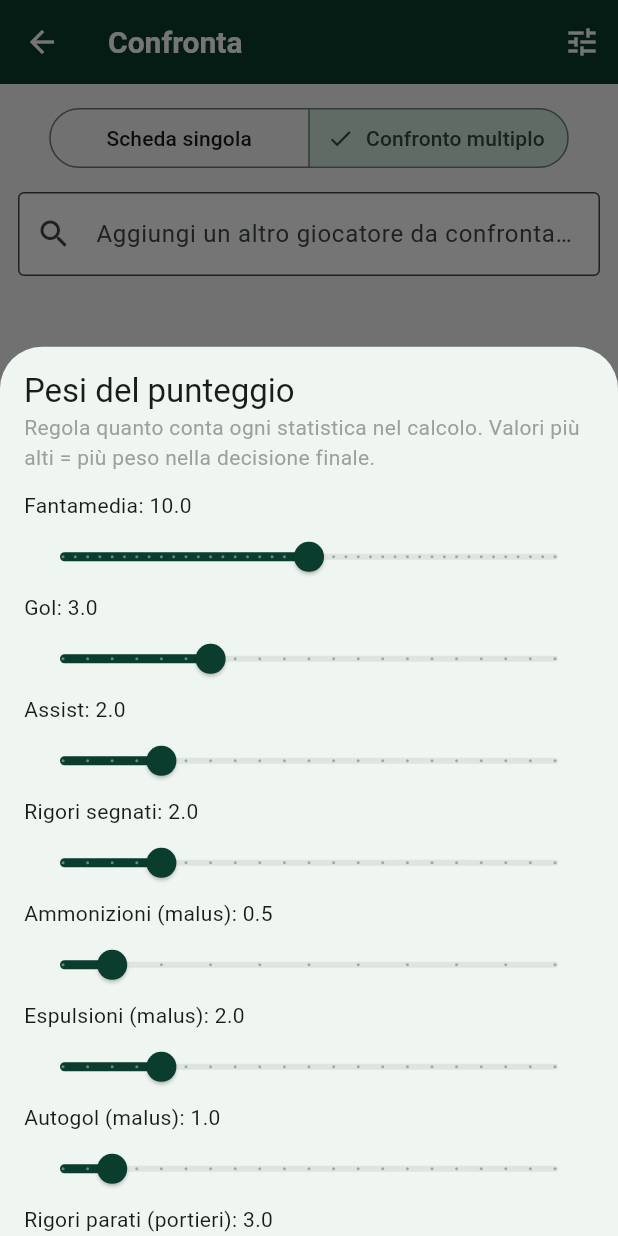
After one commit to Barbarill/Help-Fantasta, a Flutter app: the ConfrontaScreen screen opened directly, after a tap on "Confronto multiplo", after a tap on the "tune" icon, on a phone screen of 412 x 824 dp. The commit adds this screen. Run offline on Flutter 3.47's test engine with Material 3 defaults, Android fonts, the phone set to English and light mode, and no system bars; our stand-ins replace file_picker, shared_preferences; missing offline and left inert: excel; accounts and stored records are empty.

Commit message:
Aggiunge Comparatore: scheda dettaglio giocatore e confronto multiplo con punteggio pesato

```diff
--- a/lib/main.dart
+++ b/lib/main.dart
@@ -8,6 +8,8 @@ import 'screens/sfoglia_screen.dart';
 import 'screens/papabili_screen.dart';
 import 'screens/asta_screen.dart';
 import 'theme/app_theme.dart';
+import 'providers/pesi_provider.dart';
+import 'screens/confronta_screen.dart';
 
 void main() {
   runApp(const HelpFantastaApp());
@@ -29,6 +31,8 @@ class HelpFantastaApp extends StatelessWidget {
         ChangeNotifierProvider(
           create: (_) => AstaProvider()..carica(),
         ),
+        ChangeNotifierProvider(
+          create: (_) => PesiProvider()),
       ],
       child: MaterialApp(
         title: 'Help Fantasta',
@@ -54,6 +58,7 @@ class _HomeNavigationState extends State<HomeNavigation> {
     SfogliaScreen(),
     PapabiliScreen(),
     AstaScreen(),
+    ConfrontaScreen(),
   ];
 
   @override
@@ -68,6 +73,7 @@ class _HomeNavigationState extends State<HomeNavigation> {
           NavigationDestination(icon: Icon(Icons.search), label: 'Sfoglia'),
           NavigationDestination(icon: Icon(Icons.star), label: 'Papabili'),
           NavigationDestination(icon: Icon(Icons.gavel), label: 'Asta'),
+          NavigationDestination(icon: Icon(Icons.compare_arrows), label: 'Confronta'),
         ],
       ),
     );
--- a/lib/models/giocatore.dart
+++ b/lib/models/giocatore.dart
@@ -48,6 +48,7 @@ class Giocatore {
   final String nome;
   final String squadra;
   final Ruolo ruolo;
+  final String? ruoloMantra; // es. "C(M,C)", "A(Pc)" - info tattica, solo informativa
 
   // Dal listone quotazioni (in arrivo quando disponibile in Excel)
   final double? quotazione;
@@ -88,6 +89,7 @@ class Giocatore {
     this.ammonizioni,
     this.espulsioni,
     this.autogol,
+    this.ruoloMantra,
   });
 
   /// true se abbiamo dati storici sufficienti per confronti statistici
@@ -125,6 +127,7 @@ class Giocatore {
     int? ammonizioni,
     int? espulsioni,
     int? autogol,
+    String? ruoloMantra,
   }) {
     return Giocatore(
       id: id,
@@ -146,6 +149,7 @@ class Giocatore {
       ammonizioni: ammonizioni ?? this.ammonizioni,
       espulsioni: espulsioni ?? this.espulsioni,
       autogol: autogol ?? this.autogol,
+      ruoloMantra: ruoloMantra ?? this.ruoloMantra,
     );
   }
 
@@ -169,6 +173,7 @@ class Giocatore {
         'ammonizioni': ammonizioni,
         'espulsioni': espulsioni,
         'autogol': autogol,
+        'ruoloMantra': ruoloMantra,
       };
 
   factory Giocatore.fromJson(Map<String, dynamic> json) {
@@ -192,6 +197,7 @@ class Giocatore {
       ammonizioni: json['ammonizioni'] as int?,
       espulsioni: json['espulsioni'] as int?,
       autogol: json['autogol'] as int?,
+      ruoloMantra: json['ruoloMantra'] as String?,
     );
   }
 }
--- /dev/null
+++ b/lib/providers/pesi_provider.dart
@@ -0,0 +1,16 @@
+import 'package:flutter/foundation.dart';
+import '../services/punteggio_service.dart';
+
+class PesiProvider extends ChangeNotifier {
+  PesiPunteggio pesi = const PesiPunteggio();
+
+  void aggiorna(PesiPunteggio nuovi) {
+    pesi = nuovi;
+    notifyListeners();
+  }
+
+  void reset() {
+    pesi = const PesiPunteggio();
+    notifyListeners();
+  }
+}
--- /dev/null
+++ b/lib/screens/confronta_screen.dart
@@ -0,0 +1,293 @@
+import 'package:flutter/material.dart';
+import 'package:provider/provider.dart';
+import '../models/giocatore.dart';
+import '../providers/giocatori_provider.dart';
+import '../providers/pesi_provider.dart';
+import '../services/punteggio_service.dart';
+import '../widgets/giocatore_dettaglio_card.dart';
+
+class ConfrontaScreen extends StatefulWidget {
+  const ConfrontaScreen({super.key});
+
+  @override
+  State<ConfrontaScreen> createState() => _ConfrontaScreenState();
+}
+
+class _ConfrontaScreenState extends State<ConfrontaScreen> {
+  bool _modalitaMultipla = false;
+  final List<Giocatore> _selezionati = [];
+  final PunteggioService _punteggioService = PunteggioService();
+
+  @override
+  Widget build(BuildContext context) {
+    return Scaffold(
+      appBar: AppBar(
+        title: const Text('Confronta'),
+        actions: [
+          IconButton(
+            icon: const Icon(Icons.tune),
+            tooltip: 'Regola i pesi del punteggio',
+            onPressed: () => _apriPesi(context),
+          ),
+        ],
+      ),
+      body: Column(
+        children: [
+          Padding(
+            padding: const EdgeInsets.all(12),
+            child: SegmentedButton<bool>(
+              segments: const [
+                ButtonSegment(value: false, label: Text('Scheda singola')),
+                ButtonSegment(value: true, label: Text('Confronto multiplo')),
+              ],
+              selected: {_modalitaMultipla},
+              onSelectionChanged: (s) => setState(() {
+                _modalitaMultipla = s.first;
+                _selezionati.clear();
+              }),
+            ),
+          ),
+          _CercaAggiungi(
+            giaSelezionati: _selezionati,
+            multiplo: _modalitaMultipla,
+            onSelezionato: (g) => setState(() {
+              if (!_modalitaMultipla) {
+                _selezionati
+                  ..clear()
+                  ..add(g);
+              } else {
+                if (_selezionati.isEmpty || _selezionati.first.ruolo == g.ruolo) {
+                  _selezionati.add(g);
+                } else {
+                  ScaffoldMessenger.of(context).showSnackBar(
+                    const SnackBar(
+                      content: Text('Puoi confrontare solo giocatori dello stesso ruolo'),
+                    ),
+                  );
+                }
+              }
+            }),
+          ),
+          Expanded(
+            child: _selezionati.isEmpty
+                ? const Center(child: Text('Cerca un giocatore per iniziare'))
+                : _modalitaMultipla
+                    ? _confrontoMultiplo()
+                    : _schedaSingola(),
+          ),
+        ],
+      ),
+    );
+  }
+
+  Widget _schedaSingola() {
+    final pesi = context.watch<PesiProvider>().pesi;
+    final g = _selezionati.first;
+    return SingleChildScrollView(
+      padding: const EdgeInsets.symmetric(horizontal: 4, vertical: 8),
+      child: GiocatoreDettaglioCard(
+        g: g,
+        punteggio: _punteggioService.calcola(g, pesi),
+      ),
+    );
+  }
+
+  Widget _confrontoMultiplo() {
+    final pesi = context.watch<PesiProvider>().pesi;
+    final ordinati = _punteggioService.ordina(_selezionati, pesi);
+    final migliore = ordinati.first;
+
+    return SingleChildScrollView(
+      padding: const EdgeInsets.symmetric(horizontal: 4, vertical: 8),
+      child: Column(
+        children: ordinati.map((g) {
+          return Stack(
+            children: [
+              GiocatoreDettaglioCard(
+                g: g,
+                punteggio: _punteggioService.calcola(g, pesi),
+                evidenziaMigliore: g.id == migliore.id,
+              ),
+              Positioned(
+                top: 4,
+                right: 12,
+                child: IconButton(
+                  icon: const Icon(Icons.close, size: 18),
+                  onPressed: () => setState(() => _selezionati.remove(g)),
+                ),
+              ),
+            ],
+          );
+        }).toList(),
+      ),
+    );
+  }
+
+  void _apriPesi(BuildContext context) {
+    final pesiProvider = context.read<PesiProvider>();
+    var pesi = pesiProvider.pesi;
+
+    showModalBottomSheet(
+      context: context,
+      isScrollControlled: true,
+      builder: (ctx) => StatefulBuilder(
+        builder: (ctx, setModalState) => Padding(
+          padding: EdgeInsets.only(
+            bottom: MediaQuery.of(ctx).viewInsets.bottom,
+            left: 16,
+            right: 16,
+            top: 16,
+          ),
+          child: SizedBox(
+            height: MediaQuery.of(ctx).size.height * 0.7,
+            child: ListView(
+              children: [
+                Text('Pesi del punteggio',
+                    style: Theme.of(ctx).textTheme.titleLarge),
+                const Text(
+                  'Regola quanto conta ogni statistica nel calcolo. '
+                  'Valori più alti = più peso nella decisione finale.',
+                  style: TextStyle(color: Colors.grey),
+                ),
+                const SizedBox(height: 12),
+                _sliderPeso('Fantamedia', pesi.fantamedia, 0, 20,
+                    (v) => setModalState(() => pesi = pesi.copyWith(fantamedia: v))),
+                _sliderPeso('Gol', pesi.gol, 0, 10,
+                    (v) => setModalState(() => pesi = pesi.copyWith(gol: v))),
+                _sliderPeso('Assist', pesi.assist, 0, 10,
+                    (v) => setModalState(() => pesi = pesi.copyWith(assist: v))),
+                _sliderPeso('Rigori segnati', pesi.rigoriSegnati, 0, 10,
+                    (v) => setModalState(() => pesi = pesi.copyWith(rigoriSegnati: v))),
+                _sliderPeso('Ammonizioni (malus)', pesi.ammonizioni, 0, 5,
+                    (v) => setModalState(() => pesi = pesi.copyWith(ammonizioni: v))),
+                _sliderPeso('Espulsioni (malus)', pesi.espulsioni, 0, 10,
+                    (v) => setModalState(() => pesi = pesi.copyWith(espulsioni: v))),
+                _sliderPeso('Autogol (malus)', pesi.autogol, 0, 10,
+                    (v) => setModalState(() => pesi = pesi.copyWith(autogol: v))),
+                _sliderPeso('Rigori parati (portieri)', pesi.rigoriParati, 0, 10,
+                    (v) => setModalState(() => pesi = pesi.copyWith(rigoriParati: v))),
+                _sliderPeso('Gol subiti a partita (malus portieri)',
+                    pesi.golSubitiAPartita, 0, 15,
+                    (v) => setModalState(() => pesi = pesi.copyWith(golSubitiAPartita: v))),
+                const SizedBox(height: 16),
+                Row(
+                  children: [
+                    Expanded(
+                      child: OutlinedButton(
+                        onPressed: () {
+                          setModalState(() => pesi = const PesiPunteggio());
+                        },
+                        child: const Text('Reimposta default'),
+                      ),
+                    ),
+                    const SizedBox(width: 12),
+                    Expanded(
+                      child: ElevatedButton(
+                        onPressed: () {
+                          pesiProvider.aggiorna(pesi);
+                          Navigator.pop(ctx);
+                        },
+                        child: const Text('Applica'),
+                      ),
+                    ),
+                  ],
+                ),
+              ],
+            ),
+          ),
+        ),
+      ),
+    );
+  }
+
+  Widget _sliderPeso(
+      String label, double valore, double min, double max, ValueChanged<double> onChanged) {
+    return Column(
+      crossAxisAlignment: CrossAxisAlignment.start,
+      children: [
+        Text('$label: ${valore.toStringAsFixed(1)}'),
+        Slider(
+          value: valore,
+          min: min,
+          max: max,
+          divisions: ((max - min) * 2).toInt(),
+          onChanged: onChanged,
+        ),
+      ],
+    );
+  }
+}
+
+class _CercaAggiungi extends StatefulWidget {
+  final List<Giocatore> giaSelezionati;
+  final bool multiplo;
+  final ValueChanged<Giocatore> onSelezionato;
+
+  const _CercaAggiungi({
+    required this.giaSelezionati,
+    required this.multiplo,
+    required this.onSelezionato,
+  });
+
+  @override
+  State<_CercaAggiungi> createState() => _CercaAggiungiState();
+}
+
+class _CercaAggiungiState extends State<_CercaAggiungi> {
+  final _controller = TextEditingController();
+  String _query = '';
+
+  @override
+  Widget build(BuildContext context) {
+    final giocatoriProvider = context.watch<GiocatoriProvider>();
+    final risultati = _query.trim().isEmpty
+        ? <Giocatore>[]
+        : giocatoriProvider.giocatori
+            .where((g) => !widget.giaSelezionati.any((s) => s.id == g.id))
+            .where((g) => g.nome.toLowerCase().contains(_query.toLowerCase()))
+            .take(10)
+            .toList();
+
+    return Column(
+      children: [
+        Padding(
+          padding: const EdgeInsets.symmetric(horizontal: 12),
+          child: TextField(
+            controller: _controller,
+            decoration: InputDecoration(
+              prefixIcon: const Icon(Icons.search),
+              hintText: widget.multiplo
+                  ? 'Aggiungi un altro giocatore da confrontare'
+                  : 'Cerca un giocatore',
+              border: const OutlineInputBorder(),
+            ),
+            onChanged: (v) => setState(() => _query = v),
+          ),
+        ),
+        if (risultati.isNotEmpty)
+          SizedBox(
+            height: 180,
+            child: ListView.builder(
+              itemCount: risultati.length,
+              itemBuilder: (context, index) {
+                final g = risultati[index];
+                return ListTile(
+                  dense: true,
+                  title: Text(g.nome),
+                  subtitle: Text('${g.ruolo.sigla} • ${g.squadra}'),
+                  onTap: () {
+                    widget.onSelezionato(g);
+                    setState(() {
+                      _controller.clear();
+                      _query = '';
+                    });
+                    FocusScope.of(context).unfocus();
+                  },
+                );
+              },
+            ),
+          ),
+      ],
+    );
+  }
+}
--- a/lib/services/excel_import_service.dart
+++ b/lib/services/excel_import_service.dart
@@ -47,6 +47,7 @@ class ExcelImportService {
 
     final id = _asInt(row[0]?.value);
     final ruoloSigla = row[1]?.value?.toString() ?? '';
+    final ruoloMantra = row[2]?.value?.toString();
     final nome = row[3]?.value?.toString() ?? '';
     final squadra = row[4]?.value?.toString() ?? '';
 
@@ -57,6 +58,7 @@ class ExcelImportService {
       nome: nome,
       squadra: squadra,
       ruolo: RuoloExtension.fromSigla(ruoloSigla),
+      ruoloMantra: ruoloMantra,
       presenze: _asInt(row[5]?.value),
       mediaVoto: _asDouble(row[6]?.value),
       fantamedia: _asDouble(row[7]?.value),
--- /dev/null
+++ b/lib/services/punteggio_service.dart
@@ -0,0 +1,83 @@
+import '../models/giocatore.dart';
+
+class PesiPunteggio {
+  final double fantamedia;
+  final double gol;
+  final double assist;
+  final double rigoriSegnati;
+  final double ammonizioni;
+  final double espulsioni;
+  final double autogol;
+  final double rigoriParati;
+  final double golSubitiAPartita;
+
+  const PesiPunteggio({
+    this.fantamedia = 10,
+    this.gol = 3,
+    this.assist = 2,
+    this.rigoriSegnati = 2,
+    this.ammonizioni = 0.5,
+    this.espulsioni = 2,
+    this.autogol = 1,
+    this.rigoriParati = 3,
+    this.golSubitiAPartita = 5,
+  });
+
+  PesiPunteggio copyWith({
+    double? fantamedia,
+    double? gol,
+    double? assist,
+    double? rigoriSegnati,
+    double? ammonizioni,
+    double? espulsioni,
+    double? autogol,
+    double? rigoriParati,
+    double? golSubitiAPartita,
+  }) {
+    return PesiPunteggio(
+      fantamedia: fantamedia ?? this.fantamedia,
+      gol: gol ?? this.gol,
+      assist: assist ?? this.assist,
+      rigoriSegnati: rigoriSegnati ?? this.rigoriSegnati,
+      ammonizioni: ammonizioni ?? this.ammonizioni,
+      espulsioni: espulsioni ?? this.espulsioni,
+      autogol: autogol ?? this.autogol,
+      rigoriParati: rigoriParati ?? this.rigoriParati,
+      golSubitiAPartita: golSubitiAPartita ?? this.golSubitiAPartita,
+    );
+  }
+}
+
+class PunteggioService {
+  /// Calcola un punteggio sintetico per confrontare giocatori dello
+  /// stesso ruolo. Non è una verità assoluta: è una stima pesata
+  /// pensata per aiutare la scelta, non per sostituirla.
+  double calcola(Giocatore g, PesiPunteggio pesi) {
+    final fm = g.fantamedia ?? 0;
+    final presenze = g.presenze ?? 0;
+
+    if (g.ruolo == Ruolo.portiere) {
+      final golSubitiMedia = presenze > 0 ? (g.golSubiti ?? 0) / presenze : 0;
+      return (fm * pesi.fantamedia)
+          + ((g.rigoriParati ?? 0) * pesi.rigoriParati)
+          - (golSubitiMedia * pesi.golSubitiAPartita)
+          - ((g.ammonizioni ?? 0) * pesi.ammonizioni)
+          - ((g.espulsioni ?? 0) * pesi.espulsioni);
+    }
+
+    return (fm * pesi.fantamedia)
+        + ((g.golFatti ?? 0) * pesi.gol)
+        + ((g.assist ?? 0) * pesi.assist)
+        + ((g.rigoriSegnati ?? 0) * pesi.rigoriSegnati)
+        - ((g.ammonizioni ?? 0) * pesi.ammonizioni)
+        - ((g.espulsioni ?? 0) * pesi.espulsioni)
+        - ((g.autogol ?? 0) * pesi.autogol);
+  }
+
+  /// Ordina una lista di giocatori dello stesso ruolo dal migliore al peggiore.
+  List<Giocatore> ordina(List<Giocatore> giocatori, PesiPunteggio pesi) {
+    final copia = List<Giocatore>.from(giocatori);
+    copia.sort((a, b) => calcola(b, pesi).compareTo(calcola(a, pesi)));
+    return copia;
+  }
+}
```
Also changed, not shown: lib/widgets/giocatore_dettaglio_card.dart (added, +122 -0 lines).
